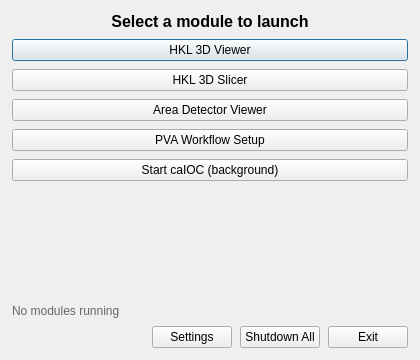
AdvancedPhotonSource/DashPVA, file gui/dashpva.ui: the form before one commit.
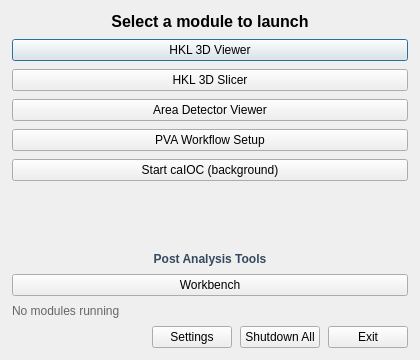
The form after the commit.

Commit message:
feature: workbench that encapsulates all the dashpva tools and puts them into one viewer
remove: dummy data

```diff
--- a/gui/dashpva.ui
+++ b/gui/dashpva.ui
@@ -93,6 +93,29 @@
      </property>
     </spacer>
    </item>
+   <item>
+    <widget class="QLabel" name="lbl_post_analysis_header">
+     <property name="styleSheet">
+      <string notr="true">font-weight: bold; color: #34495e; font-size: 12px;</string>
+     </property>
+     <property name="text">
+      <string>Post Analysis Tools</string>
+     </property>
+     <property name="alignment">
+      <set>Qt::AlignCenter</set>
+     </property>
+    </widget>
+   </item>
+   <item>
+    <widget class="QPushButton" name="btn_workbench">
+     <property name="text">
+      <string>Workbench</string>
+     </property>
+     <property name="toolTip">
+      <string>Launch Workbench - Data Analysis Tool</string>
+     </property>
+    </widget>
+   </item>
    <item>
     <widget class="QLabel" name="lbl_status">
      <property name="text">
```
Left out of the diff: 34 changed lines with no effect on the pictures. The commit also changes 20 other files.
